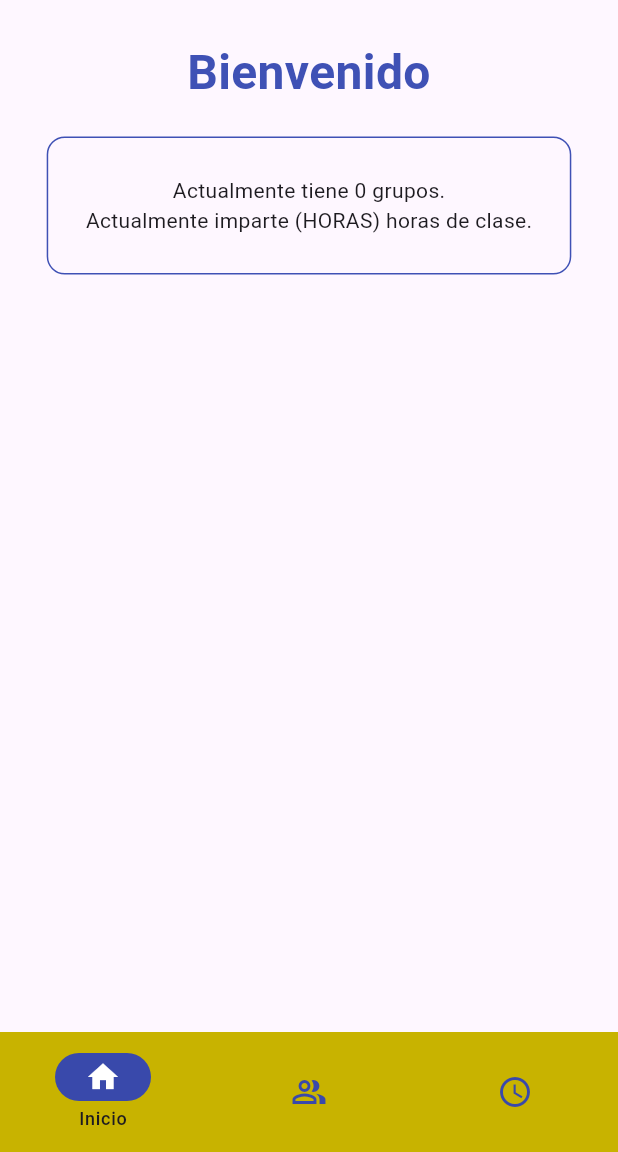
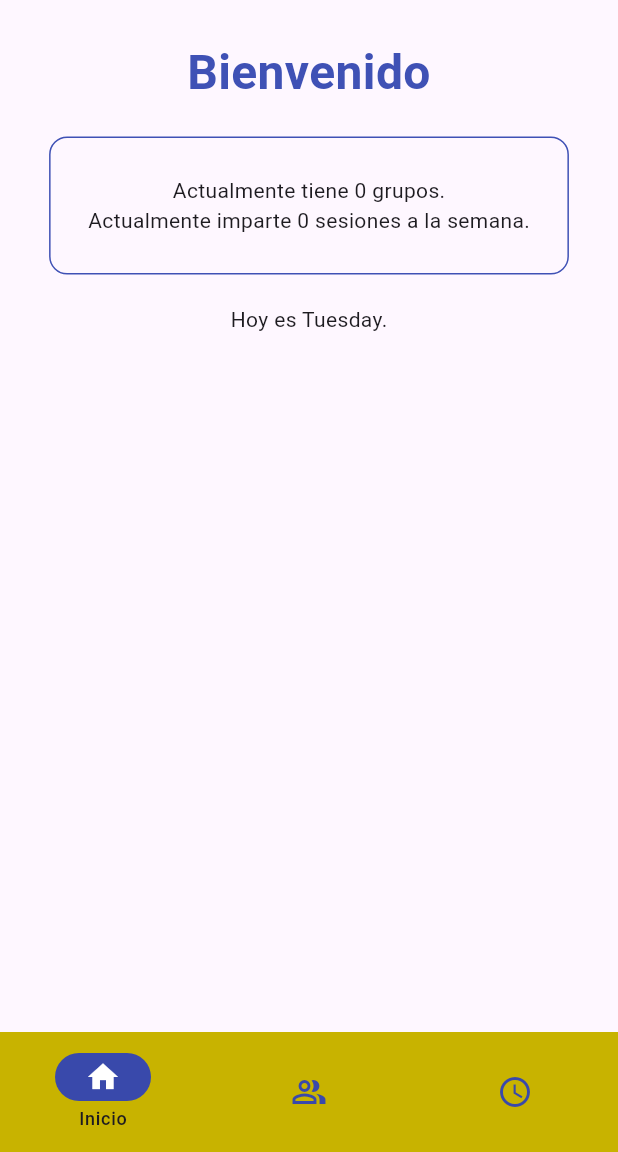
Before and after one commit to Noise-Wall/control-asistencia-alumnos, a Flutter app: the screen it shows after launch, on a phone screen of 412 x 824 dp, the part 84-1236 px from its top. Run offline on Flutter 3.47's test engine with Material 3 defaults, Android fonts, the light colour scheme and no system bars; our stand-ins replace adaptive_theme, flutter_dotenv, flutter_slidable, sqflite, sqflite_common_ffi; accounts and stored records are empty.

Commit message:
Implementado de conteo de horarios
Se muestran ahora la cantidad en entero de horas con las que cuenta un grupo en su carta; en Inicio, se ven las sesiones totales del usuario.

```diff
--- a/lib/paginas/pagina_principal/inicio.dart
+++ b/lib/paginas/pagina_principal/inicio.dart
@@ -1,6 +1,9 @@
 import 'package:control_asistencias/componentes/anim_carga.dart';
 import 'package:control_asistencias/data/controladores/ctrl_grupos.dart';
+import 'package:control_asistencias/data/controladores/ctrl_horarios.dart';
 import 'package:flutter/material.dart';
+import 'package:intl/intl.dart';
+import 'package:intl/date_symbol_data_local.dart';
 
 class Inicio extends StatefulWidget {
   const Inicio({super.key});
@@ -14,16 +17,20 @@ class _InicioState extends State<Inicio> {
   final _ctrlGrupo = CtrlGrupos();
 
   int numGrupos = 0;
+  int numSesiones = 0;
+  String hoy = DateFormat('EEEE').format(DateTime.now());
 
   Future getStats() async {
     setState(() => isLoading = true);
     numGrupos = await _ctrlGrupo.countGrupo();
+    numSesiones = await CtrlHorarios().countHorarioAll();
     setState(() => isLoading = false);
   }
 
   @override
   void initState() {
     super.initState();
+    initializeDateFormatting();
     getStats();
   }
 
@@ -57,11 +64,17 @@ class _InicioState extends State<Inicio> {
                     child: Column(
                       children: [
                         Text(
-                            "Actualmente tiene $numGrupos ${numGrupos != 1 ? "grupos" : "grupo"}."),
-                        Text("Actualmente imparte (HORAS) horas de clase."),
+                          "Actualmente tiene $numGrupos ${numGrupos != 1 ? "grupos" : "grupo"}.",
+                          softWrap: true,
+                        ),
+                        Text(
+                          "Actualmente imparte $numSesiones sesiones a la semana.",
+                          softWrap: true,
+                        ),
                       ],
                     ),
                   ),
+                  Text("Hoy es ${hoy}."),
                 ],
               ),
             ),
--- a/pubspec.yaml
+++ b/pubspec.yaml
@@ -20,6 +20,7 @@ dependencies:
   path:
   flutter_dotenv:
   adaptive_theme: ^3.6.0
+  intl: ^0.19.0
 
 
 dev_dependencies:
```
Also changed, not shown: lib/componentes/carta_grupo.dart (+42 -13 lines), lib/data/controladores/ctrl_horarios.dart (+17 -0 lines), pubspec.lock.
